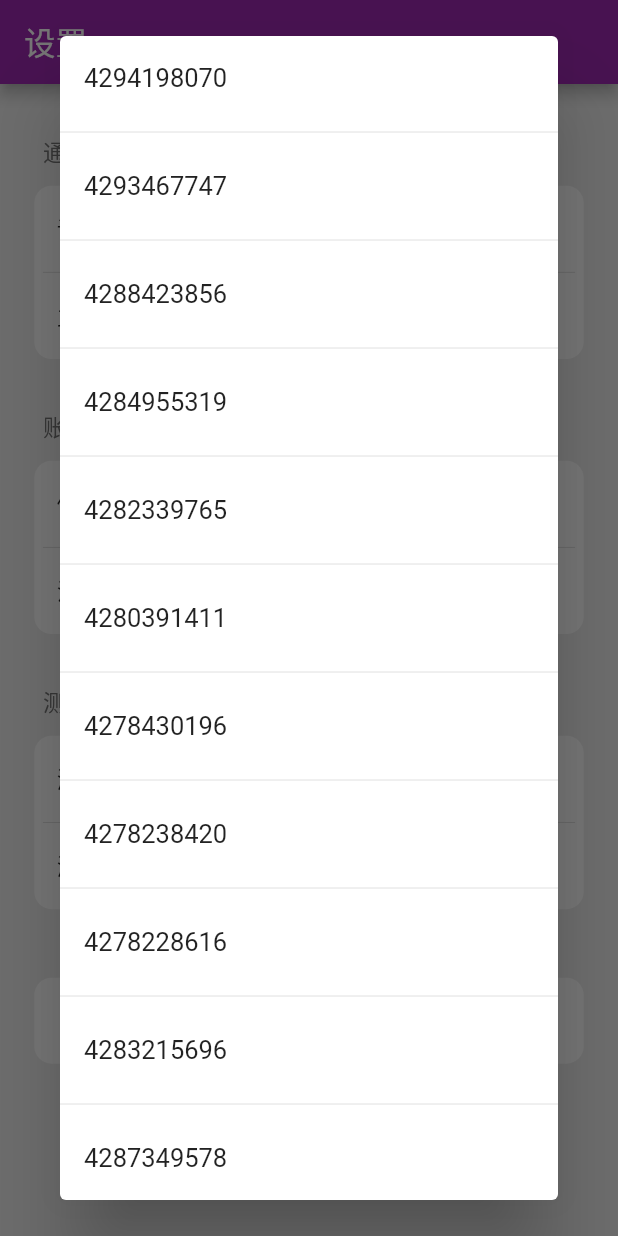
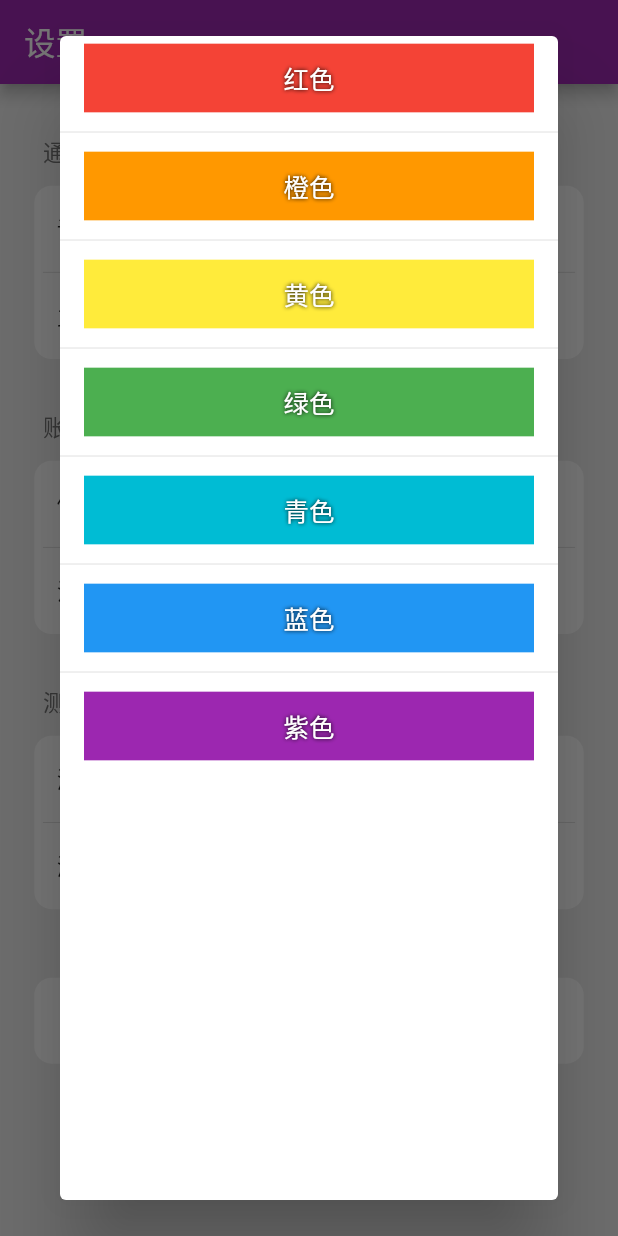
Before and after one commit to SimonCherryGZ/flutter_resume, a Flutter app: the SettingScreen screen opened by its route, after a tap on "主题色", on a phone screen of 412 x 824 dp. Run offline on Flutter 3.47's test engine with Material 2 defaults, Android fonts, the light colour scheme and no system bars; drawn by our look-alikes of flutter_easyloading, oktoast; our stand-ins replace bloc, cached_network_image, device_preview, dio, easy_refresh, flutter_bloc and 2 more; missing offline and left inert: flutter_syntax_view; accounts and stored records are empty; generated files the repository leaves out were written again; network calls fail; statements that could not run were skipped.

Commit message:
feat(setting): 主题色选项显示颜色名称

```diff
--- /dev/null
+++ b/lib/config/constants.dart
@@ -0,0 +1,11 @@
+import 'package:flutter/material.dart';
+
+const themeColors = [
+  Colors.red,
+  Colors.orange,
+  Colors.yellow,
+  Colors.green,
+  Colors.cyan,
+  Colors.blue,
+  Colors.purple,
+];
--- a/lib/presentation/setting/view/setting_view.dart
+++ b/lib/presentation/setting/view/setting_view.dart
@@ -1,5 +1,6 @@
 import 'package:flutter/foundation.dart';
 import 'package:flutter/material.dart';
+import 'package:flutter_resume/config/constants.dart';
 import 'package:flutter_resume/domain/domain.dart';
 import 'package:flutter_resume/l10n/l10n.dart';
 import 'package:flutter_resume/presentation/setting/setting.dart';
@@ -59,14 +60,14 @@ class SettingView extends StatelessWidget {
             ),
             SettingSelection(
               title: '主题色',
-              initSelection: currentThemeColor.value.toString(),
+              initSelection: _getColorName(currentThemeColor),
               onPerformAction: <String>(value) async {
                 final result = await _showThemeColorSelection(context);
                 if (result == null) {
                   return value;
                 }
                 bloc.add(ChangeThemeColor(result));
-                return SynchronousFuture(result.value.toString() as String);
+                return SynchronousFuture(_getColorName(result) as String);
               },
             ),
           ],
@@ -158,11 +159,28 @@ class SettingView extends StatelessWidget {
       builder: (context) {
         return Dialog(
           child: ListView.separated(
-            itemCount: Colors.primaries.length,
+            itemCount: themeColors.length,
             itemBuilder: (context, index) {
-              final color = Colors.primaries[index];
+              final color = themeColors[index];
               return ListTile(
-                title: Text(color.value.toString()),
+                title: Container(
+                  color: color,
+                  height: 40.ss(),
+                  child: Center(
+                    child: Text(
+                      _getColorName(color),
+                      style: const TextStyle(
+                        color: Colors.white,
+                        shadows: [
+                          Shadow(
+                            color: Colors.black,
+                            blurRadius: 3,
+                          ),
+                        ],
+                      ),
+                    ),
+                  ),
+                ),
                 onTap: () {
                   Navigator.of(context).pop(color);
                 },
@@ -176,4 +194,26 @@ class SettingView extends StatelessWidget {
       },
     );
   }
+
+  String _getColorName(MaterialColor color) {
+    assert(themeColors.contains(color));
+    switch (color) {
+      case Colors.red:
+        return '红色';
+      case Colors.orange:
+        return '橙色';
+      case Colors.yellow:
+        return '黄色';
+      case Colors.green:
+        return '绿色';
+      case Colors.cyan:
+        return '青色';
+      case Colors.blue:
+        return '蓝色';
+      case Colors.purple:
+        return '紫色';
+      default:
+        return '';
+    }
+  }
 }
```
